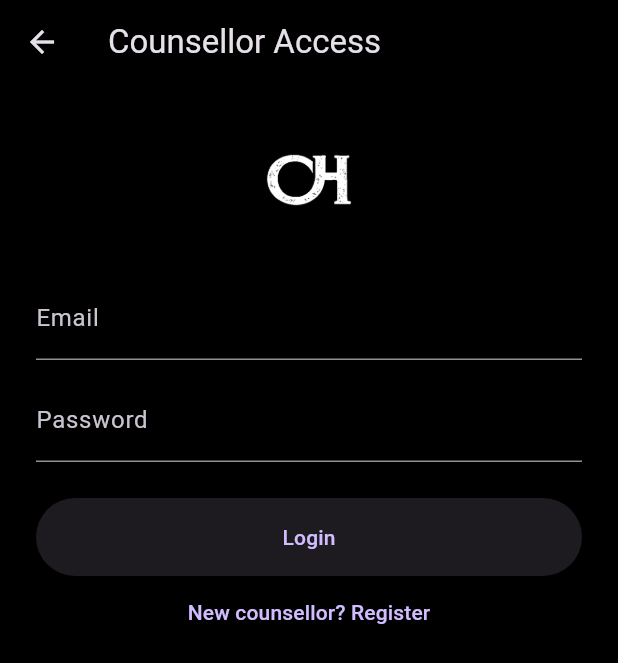
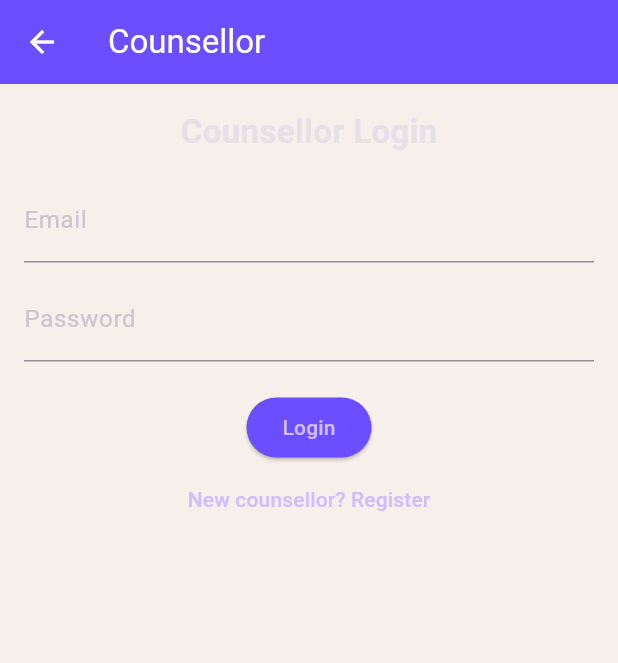
Before and after one commit to AlbertKayanja/openheart-mobile, a Flutter app: the screen it shows after launch, after a tap on "I am a Counsellor", on a phone screen of 412 x 824 dp. Shown: the top 663 px of the screen. Run offline on Flutter 3.47's test engine with Material 3 defaults, Android fonts, the phone set to English and light mode, and no system bars; our stand-ins replace cloud_firestore, firebase_auth, firebase_core, go_router; accounts and stored records are empty.

```diff
--- a/lib/src/features/counsellor/counsellor_auth_page.dart
+++ b/lib/src/features/counsellor/counsellor_auth_page.dart
@@ -1,5 +1,6 @@
 import 'package:flutter/material.dart';
 import 'package:firebase_auth/firebase_auth.dart';
+import 'package:cloud_firestore/cloud_firestore.dart';
 
 class CounsellorAuthPage extends StatefulWidget {
   const CounsellorAuthPage({super.key});
@@ -9,8 +10,10 @@ class CounsellorAuthPage extends StatefulWidget {
 }
 
 class _CounsellorAuthPageState extends State<CounsellorAuthPage> {
+  final _formKey = GlobalKey<FormState>();
+
   bool isLogin = true;
-  bool loading = false;
+  bool isLoading = false;
 
   final emailCtrl = TextEditingController();
   final passwordCtrl = TextEditingController();
@@ -18,8 +21,35 @@ class _CounsellorAuthPageState extends State<CounsellorAuthPage> {
   final qualificationCtrl = TextEditingController();
   final experienceCtrl = TextEditingController();
 
+  final List<String> categories = [
+    'Anxiety',
+    'Depression',
+    'Relationship',
+    'Career',
+    'Stress',
+  ];
+
+  final Set<String> selectedCategories = {};
+
+  @override
+  void dispose() {
+    emailCtrl.dispose();
+    passwordCtrl.dispose();
+    nameCtrl.dispose();
+    qualificationCtrl.dispose();
+    experienceCtrl.dispose();
+    super.dispose();
+  }
+
   Future<void> _submit() async {
-    setState(() => loading = true);
+    if (!_formKey.currentState!.validate()) return;
+
+    if (!isLogin && selectedCategories.isEmpty) {
+      _showError('Please select at least one counselling category');
+      return;
+    }
+
+    setState(() => isLoading = true);
 
     try {
       if (isLogin) {
@@ -28,10 +58,23 @@ class _CounsellorAuthPageState extends State<CounsellorAuthPage> {
           password: passwordCtrl.text.trim(),
         );
       } else {
+        final cred =
             await FirebaseAuth.instance.createUserWithEmailAndPassword(
           email: emailCtrl.text.trim(),
           password: passwordCtrl.text.trim(),
         );
+
+        await FirebaseFirestore.instance
+            .collection('counsellors')
+            .doc(cred.user!.uid)
+            .set({
+          'email': emailCtrl.text.trim(),
+          'name': nameCtrl.text.trim(),
+          'qualification': qualificationCtrl.text.trim(),
+          'experience': experienceCtrl.text.trim(),
+          'categories': selectedCategories.toList(),
+          'createdAt': FieldValue.serverTimestamp(),
+        });
       }
 
       if (!mounted) return;
@@ -43,74 +86,120 @@ class _CounsellorAuthPageState extends State<CounsellorAuthPage> {
               : 'Registration successful'),
         ),
       );
+
+      // 🚫 DO NOT NAVIGATE YET
+      // We will add navigation ONLY after you confirm destination screen
+
     } on FirebaseAuthException catch (e) {
-      ScaffoldMessenger.of(context).showSnackBar(
-        SnackBar(content: Text(e.message ?? 'Auth error')),
-      );
+      _showError(e.message ?? 'Authentication failed');
+    } catch (e) {
+      _showError('Something went wrong. Please try again.');
     } finally {
-      if (mounted) setState(() => loading = false);
+      if (mounted) {
+        setState(() => isLoading = false);
       }
+    }
+  }
+
+  void _showError(String msg) {
+    ScaffoldMessenger.of(context)
+        .showSnackBar(SnackBar(content: Text(msg)));
   }
 
   @override
   Widget build(BuildContext context) {
     return Scaffold(
+      backgroundColor: const Color(0xFFF6EFEA),
       appBar: AppBar(
-        title: const Text('Counsellor Access'),
-        backgroundColor: Colors.black,
+        title: const Text('Counsellor'),
+        backgroundColor: const Color(0xFF6B4EFF),
+        foregroundColor: Colors.white,
       ),
       body: SingleChildScrollView(
-        padding: const EdgeInsets.all(24),
+        padding: const EdgeInsets.all(16),
+        child: Form(
+          key: _formKey,
           child: Column(
             children: [
-            Image.asset(
-              'assets/branding/openheart_icon_1024.png',
-              height: 80,
+              Text(
+                isLogin ? 'Counsellor Login' : 'Counsellor Registration',
+                style:
+                    const TextStyle(fontSize: 22, fontWeight: FontWeight.bold),
               ),
-            const SizedBox(height: 24),
+              const SizedBox(height: 16),
 
-            TextField(
+              TextFormField(
                 controller: emailCtrl,
                 decoration: const InputDecoration(labelText: 'Email'),
+                validator: (v) =>
+                    v == null || !v.contains('@') ? 'Invalid email' : null,
               ),
-            const SizedBox(height: 12),
+              const SizedBox(height: 10),
 
-            TextField(
+              TextFormField(
                 controller: passwordCtrl,
                 obscureText: true,
                 decoration: const InputDecoration(labelText: 'Password'),
+                validator: (v) =>
+                    v == null || v.length < 6 ? 'Min 6 characters' : null,
               ),
 
               if (!isLogin) ...[
-              const SizedBox(height: 12),
-              TextField(
+                const SizedBox(height: 10),
+                TextFormField(
                   controller: nameCtrl,
                   decoration: const InputDecoration(labelText: 'Full Name'),
+                  validator: (v) =>
+                      v == null || v.isEmpty ? 'Required' : null,
                 ),
-              const SizedBox(height: 12),
-              TextField(
+                const SizedBox(height: 10),
+                TextFormField(
                   controller: qualificationCtrl,
                   decoration:
                       const InputDecoration(labelText: 'Qualification'),
+                  validator: (v) =>
+                      v == null || v.isEmpty ? 'Required' : null,
                 ),
-              const SizedBox(height: 12),
-              TextField(
+                const SizedBox(height: 10),
+                TextFormField(
                   controller: experienceCtrl,
                   decoration:
-                    const InputDecoration(labelText: 'Experience (years)'),
-                keyboardType: TextInputType.number,
+                      const InputDecoration(labelText: 'Experience'),
+                  validator: (v) =>
+                      v == null || v.isEmpty ? 'Required' : null,
+                ),
+                const SizedBox(height: 16),
+                const Align(
+                  alignment: Alignment.centerLeft,
+                  child: Text(
+                    'Counselling Categories',
+                    style: TextStyle(fontWeight: FontWeight.bold),
+                  ),
+                ),
+                ...categories.map(
+                  (c) => CheckboxListTile(
+                    title: Text(c),
+                    value: selectedCategories.contains(c),
+                    onChanged: (v) {
+                      setState(() {
+                        v == true
+                            ? selectedCategories.add(c)
+                            : selectedCategories.remove(c);
+                      });
+                    },
+                  ),
                 ),
               ],
 
-            const SizedBox(height: 24),
+              const SizedBox(height: 20),
 
               ElevatedButton(
-              onPressed: loading ? null : _submit,
+                onPressed: isLoading ? null : _submit,
                 style: ElevatedButton.styleFrom(
-                minimumSize: const Size(double.infinity, 52),
+                  backgroundColor: const Color(0xFF6B4EFF),
                 ),
-              child: loading
-                  ? const CircularProgressIndicator()
+                child: isLoading
+                    ? const CircularProgressIndicator(color: Colors.white)
                     : Text(isLogin ? 'Login' : 'Register'),
               ),
 
@@ -125,6 +214,7 @@ class _CounsellorAuthPageState extends State<CounsellorAuthPage> {
             ],
           ),
         ),
+      ),
     );
   }
 }
--- a/lib/src/features/entry/entry_screen.dart
+++ b/lib/src/features/entry/entry_screen.dart
@@ -1,4 +1,5 @@
 import 'package:flutter/material.dart';
+import '../counsellor/counsellor_auth_page.dart';
 
 class EntryScreen extends StatelessWidget {
   const EntryScreen({super.key});
@@ -6,45 +7,92 @@ class EntryScreen extends StatelessWidget {
   @override
   Widget build(BuildContext context) {
     return Scaffold(
-      body: Center(
-        child: Padding(
-          padding: const EdgeInsets.symmetric(horizontal: 24),
+      backgroundColor: Colors.black,
+      body: SafeArea(
         child: Column(
           mainAxisAlignment: MainAxisAlignment.center,
           children: [
+            const Spacer(),
+
+            /// ✅ FULL LOGO (restored, bigger, correct asset)
             Image.asset(
               'assets/branding/openheart_logo_full_2048.png',
-                height: 140,
+              width: 240, // bigger but safe
+              fit: BoxFit.contain,
             ),
+
             const SizedBox(height: 48),
 
-              ElevatedButton(
+            /// ✅ I AM A COUNSELLOR
+            Padding(
+              padding: const EdgeInsets.symmetric(horizontal: 32),
+              child: SizedBox(
+                width: double.infinity,
+                height: 52,
+                child: ElevatedButton(
                   style: ElevatedButton.styleFrom(
                     backgroundColor: Colors.white,
                     foregroundColor: Colors.black,
-                  minimumSize: const Size(double.infinity, 52),
+                    shape: RoundedRectangleBorder(
+                      borderRadius: BorderRadius.circular(30),
+                    ),
                   ),
                   onPressed: () {
-                  Navigator.pushNamed(context, '/counsellor-auth');
+                    Navigator.push(
+                      context,
+                      MaterialPageRoute(
+                        builder: (_) => const CounsellorAuthPage(),
+                      ),
+                    );
                   },
-                child: const Text('I am a Counsellor'),
+                  child: const Text(
+                    'I am a Counsellor',
+                    style: TextStyle(
+                      fontSize: 16,
+                      fontWeight: FontWeight.w600,
+                    ),
+                  ),
+                ),
+              ),
             ),
 
             const SizedBox(height: 16),
 
-              OutlinedButton(
+            /// ✅ I NEED HELP
+            Padding(
+              padding: const EdgeInsets.symmetric(horizontal: 32),
+              child: SizedBox(
+                width: double.infinity,
+                height: 52,
+                child: OutlinedButton(
                   style: OutlinedButton.styleFrom(
                     foregroundColor: Colors.white,
-                  minimumSize: const Size(double.infinity, 52),
                     side: const BorderSide(color: Colors.white),
+                    shape: RoundedRectangleBorder(
+                      borderRadius: BorderRadius.circular(30),
+                    ),
                   ),
                   onPressed: () {
-                  // NOT touched — future flow
+                    // Keep existing behavior / placeholder
+                    ScaffoldMessenger.of(context).showSnackBar(
+                      const SnackBar(
+                        content: Text('User flow coming next'),
+                      ),
+                    );
                   },
-                child: const Text('I Need Help'),
+                  child: const Text(
+                    'I Need Help',
+                    style: TextStyle(
+                      fontSize: 16,
+                      fontWeight: FontWeight.w500,
                     ),
+                  ),
+                ),
+              ),
+            ),
+
+            const Spacer(),
           ],
-          ),
         ),
       ),
     );
```
Also changed, not shown: 5 other files. Lines whose indentation alone changed are shown as unchanged.
